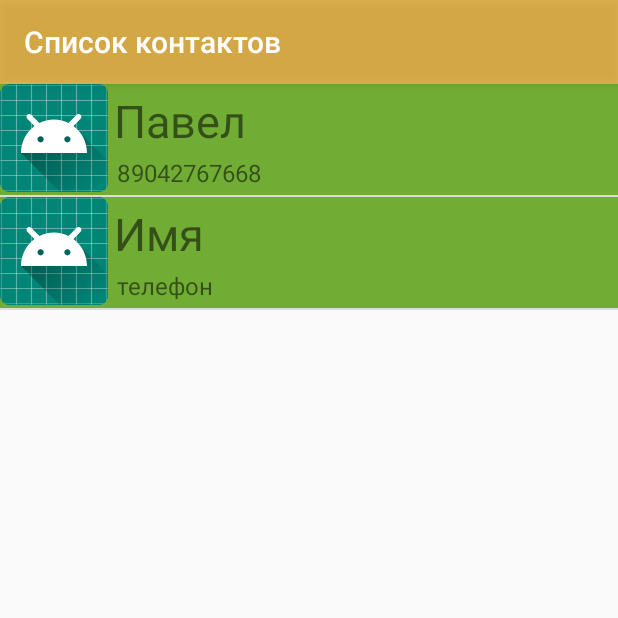
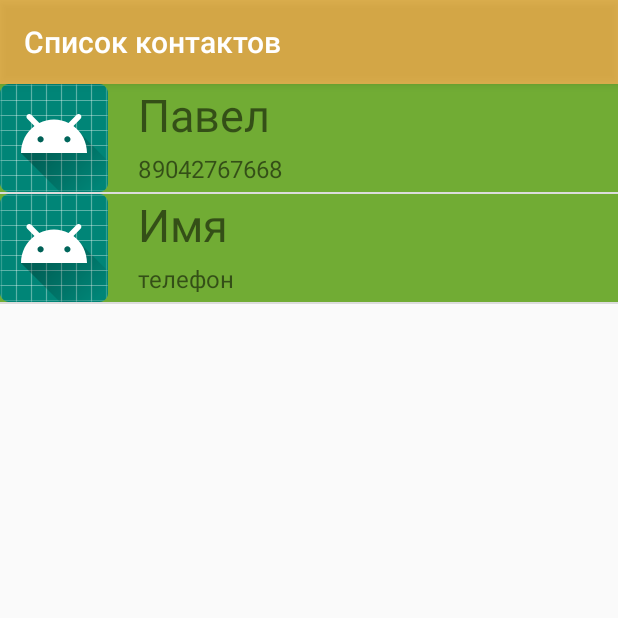
Before and after one commit to Pavel2688/AndroidLessons, an Android app: the screen it shows after launch (MainActivity), on a phone screen of 412 x 824 dp, the top half of it. Run offline under Robolectric (Android 15) with nearby library versions, the phone set to English and light mode, and no system bars.

Commit message:
переделал Layout

```diff
--- a/app/src/main/res/layout/fragment_contact_details.xml
+++ b/app/src/main/res/layout/fragment_contact_details.xml
@@ -23,11 +23,6 @@
             android:text="имя"
             android:textSize="30sp" />
     </LinearLayout>
-    <LinearLayout
-        android:layout_width="match_parent"
-        android:layout_height="wrap_content"
-        android:orientation="vertical"
-        android:layout_marginTop="6dp">
     <TextView
         android:id="@+id/detailedContactNumber"
         android:layout_width="match_parent"
@@ -42,7 +37,7 @@
         android:layout_marginTop="20dp"
         android:textSize="25sp"
         android:text="номер 2" />
-    </LinearLayout>
+
     <TextView
         android:id="@+id/email1"
         android:layout_width="match_parent"
--- a/app/src/main/res/layout/fragment_contact_list.xml
+++ b/app/src/main/res/layout/fragment_contact_list.xml
@@ -1,5 +1,5 @@
 <?xml version="1.0" encoding="utf-8"?>
-<LinearLayout xmlns:android="http://schemas.android.com/apk/res/android"
+<RelativeLayout xmlns:android="http://schemas.android.com/apk/res/android"
     xmlns:tools="http://schemas.android.com/tools"
     android:layout_width="match_parent"
     android:layout_height="match_parent"
@@ -11,28 +11,21 @@
         android:layout_width="wrap_content"
         android:layout_height="wrap_content"
         android:src="@mipmap/ic_launcher_round" />
-    <LinearLayout
-        android:layout_width="match_parent"
-        android:layout_height="wrap_content"
-        android:orientation="vertical">
     <TextView
         android:id="@+id/tv_name"
         android:layout_width="274dp"
         android:layout_height="34dp"
-            android:layout_margin="4dp"
-            android:layout_marginStart="16dp"
-            android:layout_marginTop="16dp"
+        android:layout_marginLeft="20dp"
+        android:layout_toRightOf="@id/contactImage"
         android:text="имя"
-            android:textSize="30sp"
-            />
+        android:textSize="30sp" />
     <TextView
         android:id="@+id/tv_phoneNumber"
         android:layout_width="274dp"
         android:layout_height="20dp"
-            android:layout_margin="6dp"
-            android:layout_marginStart="24dp"
-            android:layout_marginTop="12dp"
+        android:layout_marginTop="45dp"
+        android:layout_marginLeft="20dp"
+        android:layout_toRightOf="@id/contactImage"
         android:text="телефон"
         android:textSize="16sp" />
-    </LinearLayout>
-</LinearLayout>
+</RelativeLayout>
```
Lines whose indentation alone changed are shown as unchanged.
